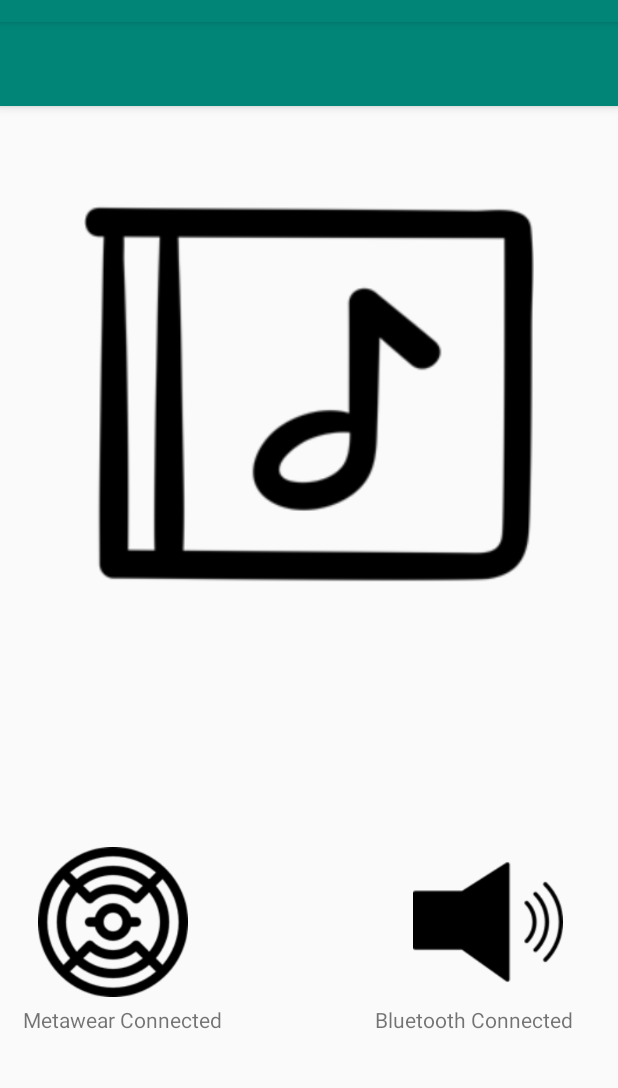
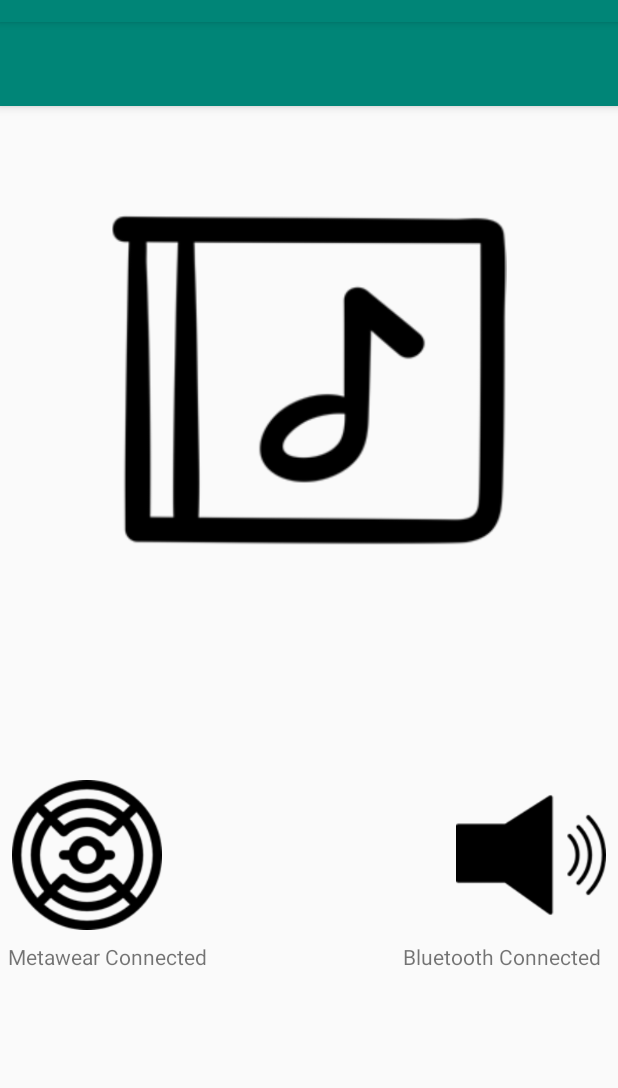
Before and after one commit to skyemakable/ShowerTunes, an Android app: the screen it shows after launch (MainActivity), on a phone screen of 412 x 824 dp, the part 62-1150 px from its top. Run offline under Robolectric (Android 15) with nearby library versions, the phone set to English and light mode, and no system bars; 3 statements that could not run were skipped.

Commit message:
Made everything relative so screensize don't matter.

```diff
--- a/app/src/main/res/layout/content_main.xml
+++ b/app/src/main/res/layout/content_main.xml
@@ -1,5 +1,6 @@
 <?xml version="1.0" encoding="utf-8"?>
-<RelativeLayout xmlns:android="http://schemas.android.com/apk/res/android"
+<android.support.constraint.ConstraintLayout xmlns:android="http://schemas.android.com/apk/res/android"
+    xmlns:app="http://schemas.android.com/apk/res-auto"
     xmlns:tools="http://schemas.android.com/tools"
     android:layout_width="fill_parent"
     android:layout_height="wrap_content"
@@ -9,49 +10,162 @@
         android:id="@+id/BluetoothSpeaker"
         android:layout_width="100dp"
         android:layout_height="100dp"
-        android:layout_marginStart="275dip"
-        android:layout_marginTop="550dip"
+        android:layout_marginEnd="8dp"
+        android:layout_marginBottom="8dp"
         android:adjustViewBounds="true"
         android:contentDescription="@string/bluetooth"
+        android:cropToPadding="true"
         android:scaleType="centerCrop"
-        android:src="@drawable/multimedia" />
+        android:src="@drawable/multimedia"
+        android:visibility="visible"
+        app:layout_constraintBottom_toTopOf="@+id/BluetoothSpeakerText"
+        app:layout_constraintEnd_toEndOf="parent" />
 
     <ImageView
         android:id="@+id/Metawear"
         android:layout_width="100dp"
         android:layout_height="100dp"
-        android:layout_marginStart="25dip"
-        android:layout_marginTop="550dip"
+        android:layout_marginStart="8dp"
+        android:layout_marginBottom="8dp"
         android:contentDescription="@string/metawear"
-        android:src="@drawable/design" />
+        android:src="@drawable/design"
+        app:layout_constraintBottom_toTopOf="@+id/MetawearText"
+        app:layout_constraintStart_toStartOf="parent" />
 
     <ImageView
-        android:layout_width="500dp"
-        android:layout_height="300dp"
+        android:id="@+id/imageView4"
+        android:layout_width="309dp"
+        android:layout_height="263dp"
         android:layout_centerHorizontal="true"
-        android:layout_marginTop="90dip"
+        android:layout_marginTop="100dp"
         android:contentDescription="@string/AlbumArt"
-        android:src="@drawable/album" />
+        android:src="@drawable/album"
+        app:layout_constraintEnd_toEndOf="parent"
+        app:layout_constraintStart_toStartOf="parent"
+        app:layout_constraintTop_toTopOf="parent" />
 
     <TextView
         android:id="@+id/MetawearText"
-        android:layout_width="wrap_content"
-        android:layout_height="wrap_content"
-        android:layout_marginLeft="15dip"
-        android:layout_marginTop="655dip"
+        android:layout_width="147dp"
+        android:layout_height="20dp"
+        android:layout_marginStart="5dp"
+        android:layout_marginEnd="8dp"
+        android:layout_marginBottom="2dp"
         android:ems="10"
-        android:inputType="textPersonName"
-        android:text="@string/connect" />
+        android:text="@string/connect"
+        app:layout_constraintBottom_toBottomOf="parent"
+        app:layout_constraintEnd_toStartOf="@+id/BluetoothSpeakerText"
+        app:layout_constraintHorizontal_bias="0.0"
+        app:layout_constraintStart_toStartOf="parent" />
 
     <TextView
         android:id="@+id/BluetoothSpeakerText"
+        android:layout_width="138dp"
+        android:layout_height="22dp"
+        android:layout_marginTop="250dp"
+        android:layout_marginEnd="5dp"
+        android:ems="10"
+        android:text="@string/bluetoothconnect"
+        app:layout_constraintBottom_toBottomOf="parent"
+        app:layout_constraintEnd_toEndOf="parent"
+        app:layout_constraintTop_toBottomOf="@+id/imageView4" />
+
+    <android.support.constraint.Guideline
+        android:id="@+id/guideline"
         android:layout_width="wrap_content"
         android:layout_height="wrap_content"
-        android:layout_marginLeft="250dip"
-        android:layout_marginTop="655dip"
-        android:ems="10"
-        android:inputType="textPersonName"
-        android:text="@string/bluetoothconnect" />
+        android:orientation="vertical"
+        app:layout_constraintGuide_begin="20dp" />
+
+    <android.support.constraint.Group
+        android:id="@+id/group"
+        android:layout_width="wrap_content"
+        android:layout_height="wrap_content"
+        app:constraint_referenced_ids="guideline" />
+
+    <android.support.constraint.Guideline
+        android:id="@+id/guideline4"
+        android:layout_width="wrap_content"
+        android:layout_height="wrap_content"
+        android:orientation="vertical"
+        app:layout_constraintGuide_begin="20dp" />
+
+    <android.support.constraint.Guideline
+        android:id="@+id/guideline5"
+        android:layout_width="wrap_content"
+        android:layout_height="wrap_content"
+        android:orientation="vertical"
+        app:layout_constraintGuide_begin="20dp" />
+
+    <android.support.constraint.Guideline
+        android:id="@+id/guideline6"
+        android:layout_width="wrap_content"
+        android:layout_height="wrap_content"
+        android:orientation="vertical"
+        app:layout_constraintGuide_begin="20dp" />
+
+    <android.support.constraint.Guideline
+        android:id="@+id/guideline7"
+        android:layout_width="wrap_content"
+        android:layout_height="wrap_content"
+        android:orientation="vertical"
+        app:layout_constraintGuide_begin="20dp" />
+
+    <android.support.constraint.Guideline
+        android:id="@+id/guideline8"
+        android:layout_width="wrap_content"
+        android:layout_height="wrap_content"
+        android:orientation="horizontal"
+        app:layout_constraintGuide_begin="20dp" />
+
+    <android.support.constraint.Guideline
+        android:id="@+id/guideline9"
+        android:layout_width="wrap_content"
+        android:layout_height="wrap_content"
+        android:orientation="horizontal"
+        app:layout_constraintGuide_begin="20dp" />
+
+    <android.support.constraint.Guideline
+        android:id="@+id/guideline10"
+        android:layout_width="wrap_content"
+        android:layout_height="wrap_content"
+        android:orientation="horizontal"
+        app:layout_constraintGuide_begin="20dp" />
+
+    <android.support.constraint.Guideline
+        android:id="@+id/guideline11"
+        android:layout_width="wrap_content"
+        android:layout_height="wrap_content"
+        android:orientation="horizontal"
+        app:layout_constraintGuide_begin="20dp" />
+
+    <android.support.constraint.Guideline
+        android:id="@+id/guideline12"
+        android:layout_width="wrap_content"
+        android:layout_height="wrap_content"
+        android:orientation="horizontal"
+        app:layout_constraintGuide_begin="20dp" />
+
+    <android.support.constraint.Guideline
+        android:id="@+id/guideline13"
+        android:layout_width="wrap_content"
+        android:layout_height="wrap_content"
+        android:orientation="vertical"
+        app:layout_constraintGuide_begin="20dp" />
+
+    <android.support.constraint.Guideline
+        android:id="@+id/guideline14"
+        android:layout_width="wrap_content"
+        android:layout_height="wrap_content"
+        android:orientation="vertical"
+        app:layout_constraintGuide_begin="20dp" />
+
+    <android.support.constraint.Guideline
+        android:id="@+id/guideline15"
+        android:layout_width="wrap_content"
+        android:layout_height="wrap_content"
+        android:orientation="vertical"
+        app:layout_constraintGuide_begin="20dp" />
 
 
-</RelativeLayout>
+</android.support.constraint.ConstraintLayout>
```
